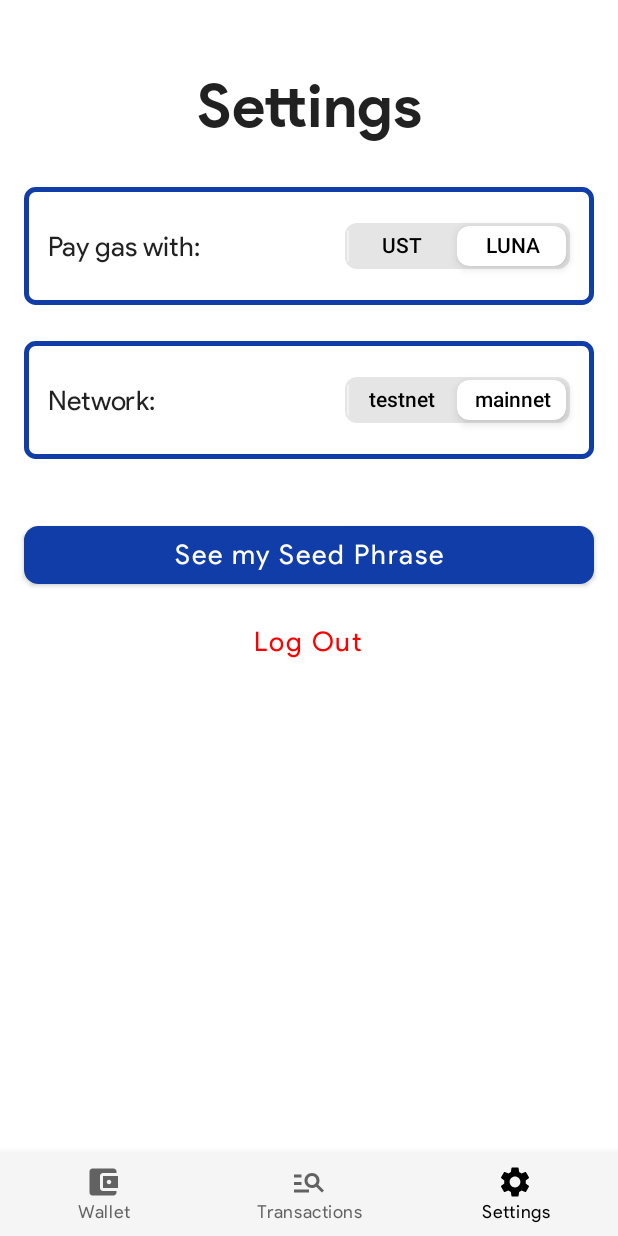
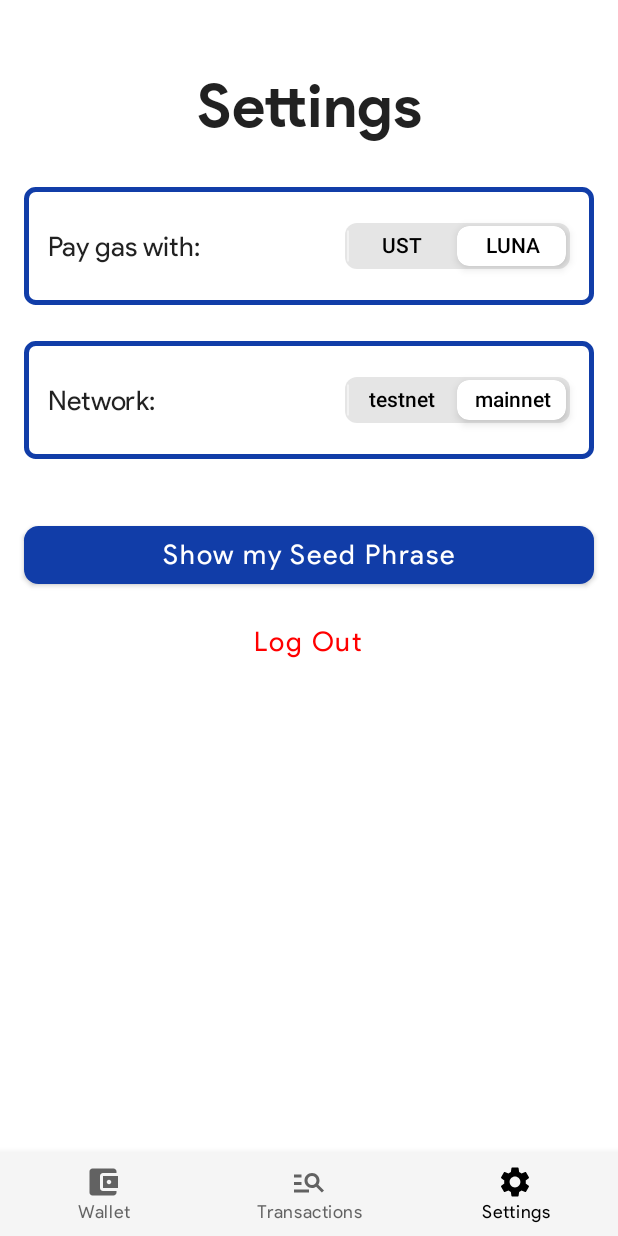
Before and after one commit to Terra-Planet/Android, an Android app built with Jetpack Compose: the HomeActivity screen opened directly, with no data from a screen before it, item 3 of the bottom bar chosen, on a phone screen of 412 x 824 dp. Run offline under Robolectric (Android 15) with nearby library versions, the phone set to English and light mode, and no system bars; our stand-ins replace RxJava, accompanist; libraries missing offline, so code that uses them is left out: com.yakivmospan.scytale; network calls fail; 2 statements that could not run were skipped.

Commit message:
Settings tab screen - EN string resources

```diff
--- a/app/src/main/java/app/terraplanet/terraplanet/screen/tab/SettingsTab.kt
+++ b/app/src/main/java/app/terraplanet/terraplanet/screen/tab/SettingsTab.kt
@@ -12,10 +12,12 @@ import androidx.compose.runtime.*
 import androidx.compose.ui.Alignment
 import androidx.compose.ui.Modifier
 import androidx.compose.ui.graphics.Color
+import androidx.compose.ui.res.stringResource
 import androidx.compose.ui.text.font.FontWeight
 import androidx.compose.ui.unit.dp
 import androidx.compose.ui.unit.sp
 import androidx.compose.ui.window.DialogProperties
+import app.terraplanet.terraplanet.R
 import app.terraplanet.terraplanet.network.APIServiceImpl
 import app.terraplanet.terraplanet.network.Denom
 import app.terraplanet.terraplanet.network.Net
@@ -39,7 +41,7 @@ fun SettingsTab(activity: ComponentActivity, settings: SettingsViewModel) {
         horizontalAlignment = Alignment.CenterHorizontally
     ) {
         VSpacer(30)
-        Text("Settings", fontSize = 40.sp, fontWeight = FontWeight.Bold)
+        Text(stringResource(R.string.settings_title), fontSize = 40.sp, fontWeight = FontWeight.Bold)
         VSpacer(30)
         Surface(
             border = BorderStroke(3.dp, MainColor),
@@ -51,7 +53,7 @@ fun SettingsTab(activity: ComponentActivity, settings: SettingsViewModel) {
                 modifier = Modifier.padding(horizontal = 16.dp, vertical = 24.dp),
                 verticalAlignment = Alignment.CenterVertically
             ) {
-                Text("Pay gas with:", fontSize = 18.sp)
+                Text(stringResource(R.string.settings_pay_gas), fontSize = 18.sp)
                 Expandable()
                 PayGasSegmented(settings)
             }
@@ -67,7 +69,7 @@ fun SettingsTab(activity: ComponentActivity, settings: SettingsViewModel) {
                 modifier = Modifier.padding(horizontal = 16.dp, vertical = 24.dp),
                 verticalAlignment = Alignment.CenterVertically
             ) {
-                Text("Network:", fontSize = 18.sp)
+                Text(stringResource(R.string.settings_network), fontSize = 18.sp)
                 Expandable()
                 NetworkSegmented(settings)
             }
@@ -76,7 +78,7 @@ fun SettingsTab(activity: ComponentActivity, settings: SettingsViewModel) {
         Button(
             onClick = {
                 if (Build.VERSION.SDK_INT >= Build.VERSION_CODES.Q) {
-                    context.launchBiometric(context, "Authenticate to show Seed Phrase",
+                    context.launchBiometric(context, context.getString(R.string.settings_authenticate),
                         context.authenticationCallback(onSuccess = {
                             settings.openSeedDialog()
                         }), unsupportedCallback = {
@@ -91,7 +93,7 @@ fun SettingsTab(activity: ComponentActivity, settings: SettingsViewModel) {
             shape = RoundedCornerShape(25)
         ) {
             Text(
-                text = "See my Seed Phrase",
+                stringResource(R.string.settings_show_seed_phrase),
                 color = Color.White,
                 fontSize = 18.sp
             )
@@ -108,7 +110,7 @@ fun SettingsTab(activity: ComponentActivity, settings: SettingsViewModel) {
             )
         ) {
             Text(
-                text = "Log Out",
+                text = stringResource(R.string.settings_logout),
                 color = Color.Red,
                 fontSize = 18.sp
             )
@@ -146,9 +148,9 @@ private fun ShowSeedDialog(
             properties = DialogProperties(dismissOnBackPress = false, dismissOnClickOutside = false),
             confirmButton = {
                 TextButton(onClick = onConfirm)
-                { Text(text = "OK", fontWeight = FontWeight.Bold) }
+                { Text(stringResource(R.string.settings_show_seed_phrase_ok), fontWeight = FontWeight.Bold) }
             },
-            title = { Text("Your seed phrase is:", fontSize = 18.sp, fontWeight = FontWeight.Bold) },
+            title = { Text(stringResource(R.string.settings_show_seed_phrase_title), fontSize = 18.sp, fontWeight = FontWeight.Bold) },
             text = { Text(seedPhrase, fontSize = 16.sp) }
         )
     }
@@ -166,15 +168,14 @@ private fun ShowLogoutDialog(
             properties = DialogProperties(dismissOnBackPress = false, dismissOnClickOutside = false),
             confirmButton = {
                 TextButton(onClick = onConfirm)
-                { Text(text = "Confirm", color = Color.Red) }
+                { Text(stringResource(R.string.settings_logout_confirm), color = Color.Red) }
             },
             dismissButton = {
                 TextButton(onClick = onDismiss)
-                { Text(text = "Cancel", fontWeight = FontWeight.Bold) }
+                { Text(stringResource(R.string.settings_logout_cancel), fontWeight = FontWeight.Bold) }
             },
-            title = { Text("ATTENTION", fontSize = 18.sp, fontWeight = FontWeight.Bold) },
-            text = { Text("Make sure your Seed Phrase is saved. If you don't have your Seed Phrase you will lose " +
-                    "access to your Wallet forever.", fontSize = 16.sp) }
+            title = { Text(stringResource(R.string.settings_logout_title), fontSize = 18.sp, fontWeight = FontWeight.Bold) },
+            text = { Text(stringResource(R.string.settings_logout_description), fontSize = 16.sp) }
         )
     }
 }
--- a/app/src/main/res/values/strings.xml
+++ b/app/src/main/res/values/strings.xml
@@ -61,4 +61,20 @@
     <string name="wallet_tab_earn_withdraw">Withdraw</string>
     <string name="wallet_tab_earn_apy">Earn (%1$s%% APY)</string>
     <!-- endregion -->
+
+    <!-- region Settings tab screen -->
+    <string name="settings_title">Settings</string>
+    <string name="settings_pay_gas">Pay gas with:</string>
+    <string name="settings_network">Network:</string>
+    <string name="settings_show_seed_phrase">Show my Seed Phrase</string>
+    <string name="settings_logout">Log Out</string>
+    <string name="settings_authenticate">Authenticate to show Seed Phrase</string>
+    <string name="settings_show_seed_phrase_ok">OK</string>
+    <string name="settings_show_seed_phrase_title">Your seed phrase is:</string>
+    <string name="settings_logout_confirm">Confirm</string>
+    <string name="settings_logout_cancel">Cancel</string>
+    <string name="settings_logout_title">ATTENTION</string>
+    <string name="settings_logout_description">Make sure your Seed Phrase is saved. If you don\'t have your Seed
+        Phrase you will lose access to your Wallet forever.</string>
+    <!-- endregion -->
 </resources>
```
